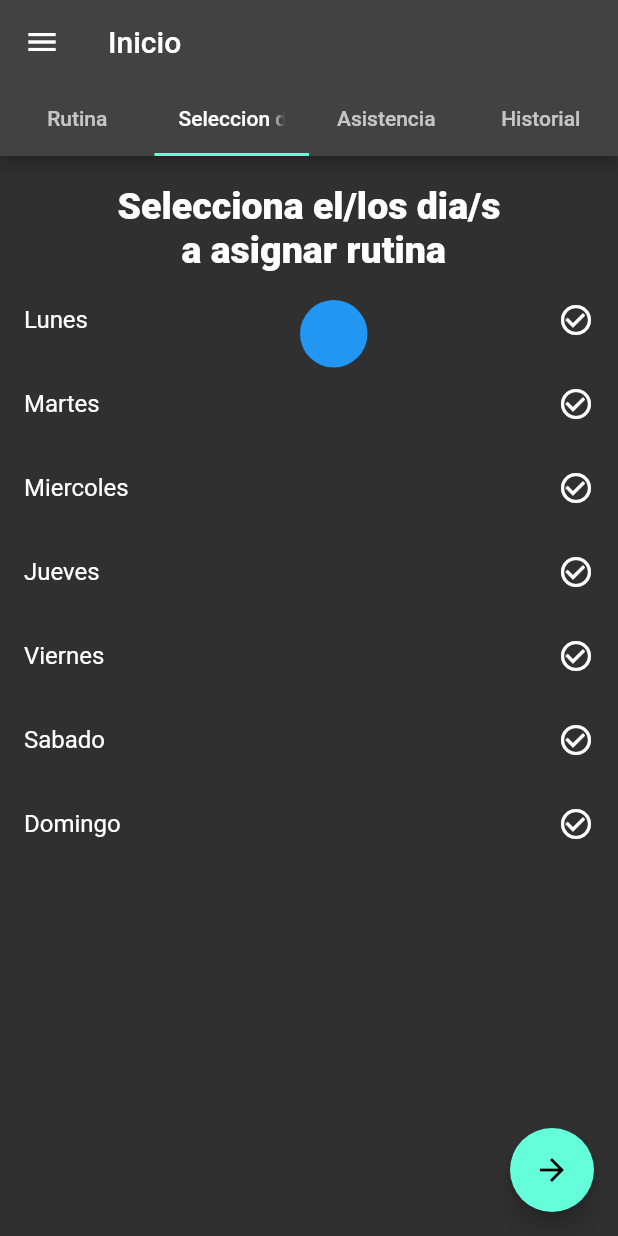
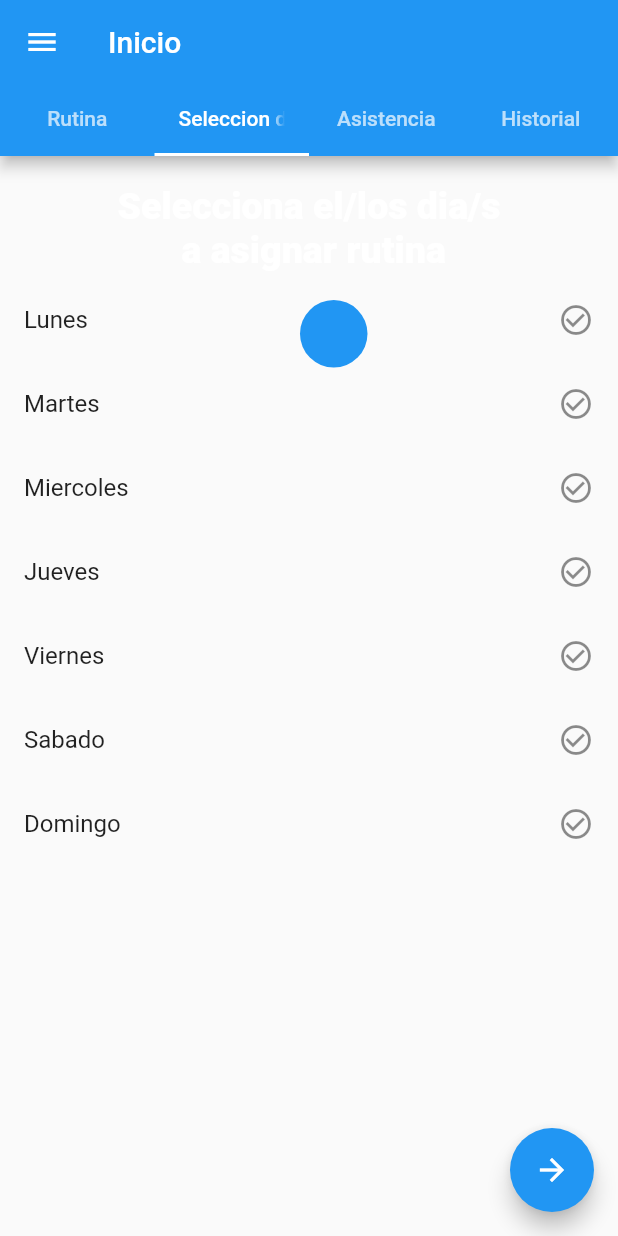
Before and after one commit to Shuy935/gym_h, a Flutter app: the screen it shows once a user with an empty profile is signed in, tab 2 chosen, on a phone screen of 412 x 824 dp. Run offline on Flutter 3.47's test engine with Material 2 defaults, Android fonts, the phone set to English and light mode, and no system bars; our stand-ins replace easy_search_bar, email_validator, firebase_auth, firebase_core, parse_server_sdk_flutter; accounts and stored records are empty; network calls fail.

Commit message:
intento2

```diff
--- /dev/null
+++ b/lib/darkmode/theme_provider.dart
@@ -0,0 +1,35 @@
+import 'package:flutter/material.dart';
+
+class ThemeProvider with ChangeNotifier {
+  bool _isDarkMode = false;
+  bool _isCheckBoxChecked = false;
+
+  Color _appBarColor1 = Color(0xFFF5CB45);
+  Color _appBarColor2 = Color(0xFFF54927);
+  Color _buttonGradientColor1 = Color(0xFFF5CB45);
+  Color _buttonGradientColor2 = Color(0xFFF54927);
+  Color _checkBoxColor = Color(0xFFF5CB45);
+
+  bool get isDarkMode => _isDarkMode;
+  bool get isCheckBoxChecked => _isCheckBoxChecked;
+  Color get appBarColor1 => _appBarColor1;
+  Color get appBarColor2 => _appBarColor2;
+  Color get buttonColor1 => _buttonGradientColor1;
+  Color get buttonColor2 => _buttonGradientColor2;
+  Color get checkBoxColor => _checkBoxColor;
+
+  void toggleTheme() {
+    _isDarkMode = !_isDarkMode;
+    _appBarColor1 = _isDarkMode ? Color(0xFFB674EB) : Color(0xFFF5CB45);
+    _appBarColor2 = _isDarkMode ? Color(0xFF1AEBD3) : Color(0xFFF54927);
+    _buttonGradientColor1 = _isDarkMode ? Color(0xFFB674EB) : Color(0xFFF5CB45);
+    _buttonGradientColor2 = _isDarkMode ? Color(0xFF1AEBD3) : Color(0xFFF54927);
+    _checkBoxColor = _isDarkMode ? Color(0xFFB674EB) : Color(0xFFF54927);
+    notifyListeners();
+  }
+
+  void toggleCheckBox() {
+    _isCheckBoxChecked =! _isCheckBoxChecked;
+    notifyListeners();
+  }
+}
--- a/lib/main.dart
+++ b/lib/main.dart
@@ -5,6 +5,8 @@ import 'package:gym_h/screens/login/auth_page.dart';
 import 'package:gym_h/screens/login/verify_email_page.dart';
 import 'package:gym_h/utils/utils.dart';
 import 'package:parse_server_sdk_flutter/parse_server_sdk_flutter.dart';
+import 'package:provider/provider.dart';
+import 'darkmode/theme_provider.dart';
 import 'firebase_options.dart';
 
 Future<void> main() async {
@@ -20,7 +22,12 @@ Future<void> main() async {
     options: DefaultFirebaseOptions.currentPlatform,
   );
 
-  runApp(const MyApp());
+  runApp(
+    ChangeNotifierProvider(
+      create: (context) => ThemeProvider(),
+      child: const MyApp(),
+    ),
+  );
 }
 
 final navigatorKey = GlobalKey<NavigatorState>();
@@ -31,14 +38,24 @@ class MyApp extends StatelessWidget {
   const MyApp({super.key});
 
   @override
-  Widget build(BuildContext context) => MaterialApp(
+  Widget build(BuildContext context) {
+    return Consumer<ThemeProvider>(
+      builder: (context, themeProvider, child) {
+        return MaterialApp(
           scaffoldMessengerKey: Utils.messengerKey,
           navigatorKey: navigatorKey,
           debugShowCheckedModeBanner: false,
           title: title,
-        theme: ThemeData.dark().copyWith(),
+          theme: ThemeData.light().copyWith(),
+          darkTheme: ThemeData.dark().copyWith(),
+          themeMode: themeProvider.isDarkMode
+              ? ThemeMode.dark
+              : ThemeMode.light,
           home: const MainPage(),
         );
+      },
+    );
+  }
 }
 
 class MainPage extends StatelessWidget {
--- a/pubspec.yaml
+++ b/pubspec.yaml
@@ -19,7 +19,7 @@ publish_to: "none" # Remove this line if you wish to publish to pub.dev
 version: 1.0.0+1
 
 environment:
-  sdk: ">=3.1.0 <4.0.0"
+  sdk: ">=3.0.0 <4.0.0"
 
 # Dependencies specify other packages that your package needs in order to work.
 # To automatically upgrade your package dependencies to the latest versions
```
Also changed, not shown: lib/screens/configuraciones.dart (+20 -0 lines), pubspec.lock. Lines whose indentation alone changed are shown as unchanged.
